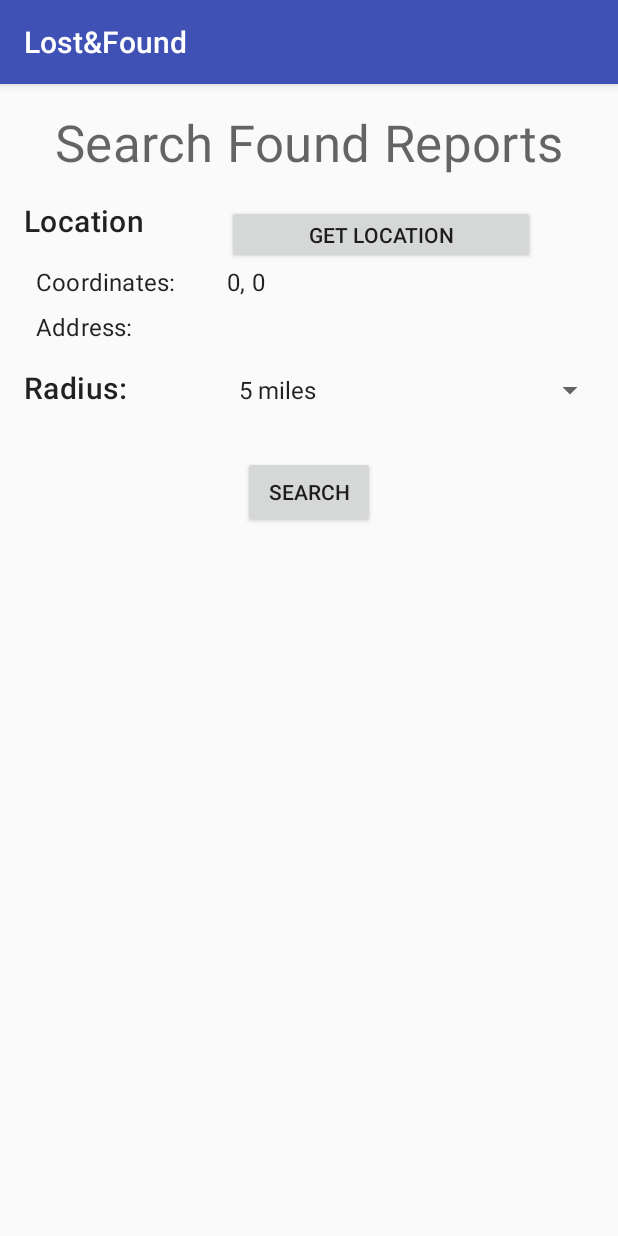
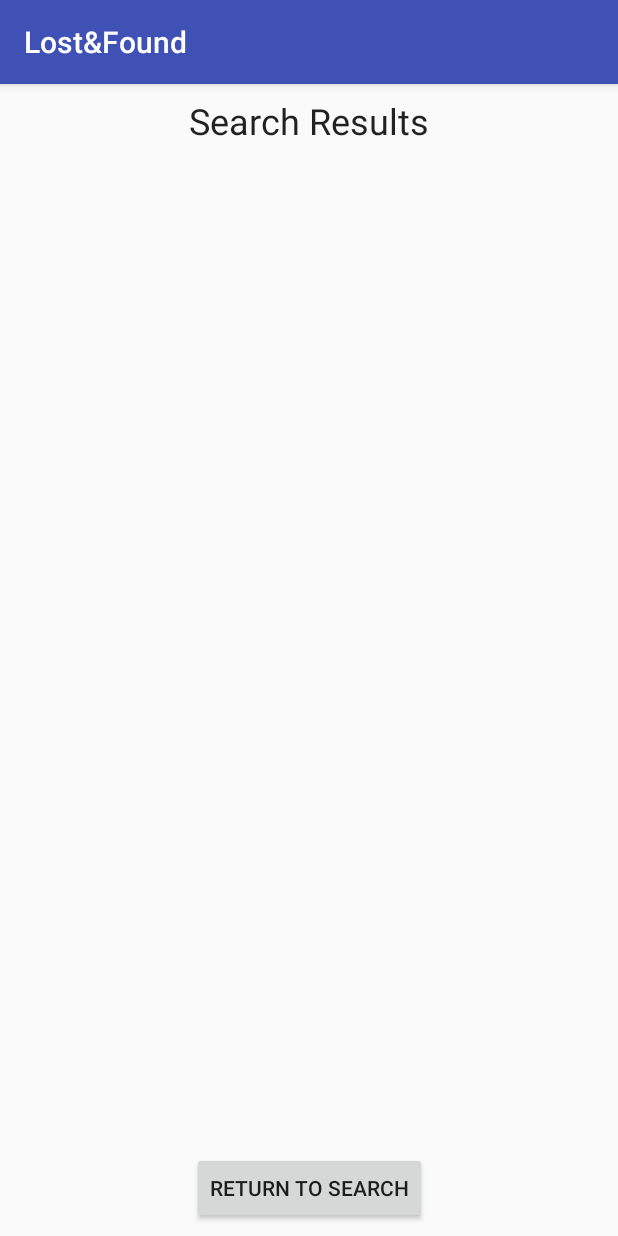
Before and after one commit to thunderd568/Android-App-Lost-and-Found, an Android app: the SearchFoundReportsActivity screen opened directly, with no data from a screen before it, after a tap on "SEARCH", on a phone screen of 412 x 824 dp. Run offline under Robolectric (Android 15) with nearby library versions, the phone set to English and light mode, and no system bars; our stand-ins replace Firebase (no records; nobody signed in at launch, a user with empty details on screens opened directly); 2 other taps on this screen came first.

Commit message:
closer to search functionality

```diff
--- a/LostAndFoundApp/app/src/main/AndroidManifest.xml
+++ b/LostAndFoundApp/app/src/main/AndroidManifest.xml
@@ -48,7 +48,8 @@
             android:theme="@style/AppTheme.NoActionBar" />
         <activity android:name=".MapActivity" />
         <activity android:name=".SearchFoundReportsActivity" />
-        <activity android:name=".ItemDetailPage"></activity>
+        <activity android:name=".ItemDetailPage" />
+        <activity android:name=".SearchResults"></activity>
     </application>
 
 </manifest>
--- a/LostAndFoundApp/app/src/main/java/com/cmsc436/final_project/lostandfoundapp/PostNewFoundReport.java
+++ b/LostAndFoundApp/app/src/main/java/com/cmsc436/final_project/lostandfoundapp/PostNewFoundReport.java
@@ -176,6 +176,8 @@ public class PostNewFoundReport extends AppCompatActivity {
     public void onActivityResult(int requestCode, int resultCode, Intent data) {
         Log.i(TAG, "onActivityResult: Enter");
 
+        if(MAP_ACTIVITY_RESULT_CODE == requestCode && RESULT_OK == requestCode){
+            ItemReport foundReport = new ItemReport();
             curr_Lat = data.getDoubleExtra("curr_lat",0.0);
             curr_Lng = data.getDoubleExtra("curr_lng", 0.0);
             curr_address = data.getStringExtra("curr_address");
@@ -187,9 +189,6 @@ public class PostNewFoundReport extends AppCompatActivity {
                     new DecimalFormat("###.##").format(curr_Lng).toString());
             addressText = findViewById(R.id.searchFoundAddress);
             addressText.setText(curr_address);
-
-        if(MAP_ACTIVITY_RESULT_CODE == requestCode && RESULT_OK == requestCode){
-            ItemReport foundReport = new ItemReport();
         }
 
     }
--- a/LostAndFoundApp/app/src/main/java/com/cmsc436/final_project/lostandfoundapp/PostNewLostReportActivity.java
+++ b/LostAndFoundApp/app/src/main/java/com/cmsc436/final_project/lostandfoundapp/PostNewLostReportActivity.java
@@ -161,7 +161,11 @@ public class PostNewLostReportActivity extends AppCompatActivity {
     @Override
     public void onActivityResult(int requestCode, int resultCode, Intent data) {
         Log.i(TAG, "onActivityResult: Enter");
+//TODO: CHECK REQUEST CODE;
 
+
+        if(MAP_ACTIVITY_RESULT_CODE == requestCode && RESULT_OK == requestCode){
+            ItemReport foundReport = new ItemReport();
             curr_Lat = data.getDoubleExtra("curr_lat",0.0);
             curr_Lng = data.getDoubleExtra("curr_lng", 0.0);
             curr_address = data.getStringExtra("curr_address");
@@ -174,10 +178,6 @@ public class PostNewLostReportActivity extends AppCompatActivity {
             mAddressView = findViewById(R.id.addressInfoText);
             mAddressView.setText(curr_address);
 
-        if(MAP_ACTIVITY_RESULT_CODE == requestCode && RESULT_OK == requestCode){
-            ItemReport foundReport = new ItemReport();
-
-
         }
 
     }
--- a/LostAndFoundApp/app/src/main/java/com/cmsc436/final_project/lostandfoundapp/SearchFoundReportsActivity.java
+++ b/LostAndFoundApp/app/src/main/java/com/cmsc436/final_project/lostandfoundapp/SearchFoundReportsActivity.java
@@ -16,6 +16,7 @@ import com.google.firebase.database.DatabaseReference;
 import com.google.firebase.database.FirebaseDatabase;
 
 import java.text.DecimalFormat;
+import java.util.Date;
 
 public class SearchFoundReportsActivity extends AppCompatActivity {
 
@@ -38,6 +39,11 @@ public class SearchFoundReportsActivity extends AppCompatActivity {
 
     double latMax, latMin, lngMax, lngMin = 0.0;
     double radiusMiles = 0.25;
+
+    boolean earlyBoundSelected = false;
+    Date earlyBound = new Date();
+    boolean lateBoundSelected = false;
+    Date lateBound = new Date();
 
 
     @Override
@@ -113,9 +119,18 @@ public class SearchFoundReportsActivity extends AppCompatActivity {
         mLaunchSearchFoundButton.setOnClickListener(new View.OnClickListener() {
             @Override
             public void onClick(View v) {
+                Intent intent = new Intent(getApplicationContext(), SearchResults.class);
+                intent.putExtra("locationSelected", (locationSelected ? 1 : 0));
+                intent.putExtra("latMax", latMax);
+                intent.putExtra("latMin", latMin);
+                intent.putExtra("lngMax", lngMax);
+                intent.putExtra("lngMin", lngMin);
+                intent.putExtra("earlyBoundSelected", (earlyBoundSelected ? 1 : 0));
+                intent.putExtra("earlyBound", earlyBound);
+                intent.putExtra("lateBoundSelected", (lateBoundSelected ? 1 : 0));
+                intent.putExtra("lateBound", lateBound);
 
-
-
+                startActivity(intent);
             }
         });
 
--- /dev/null
+++ b/LostAndFoundApp/app/src/main/java/com/cmsc436/final_project/lostandfoundapp/SearchResults.java
@@ -0,0 +1,44 @@
+package com.cmsc436.final_project.lostandfoundapp;
+
+import android.content.Intent;
+import android.support.v7.app.AppCompatActivity;
+import android.os.Bundle;
+import android.support.v7.widget.RecyclerView;
+
+import com.google.firebase.auth.FirebaseAuth;
+import com.google.firebase.database.DatabaseReference;
+import com.google.firebase.database.Query;
+
+import java.util.ArrayList;
+
+public class SearchResults extends AppCompatActivity {
+
+    ArrayList<ItemReport> myReports;
+    RecyclerView myReportsRecyclerView;
+    DatabaseReference databaseResultItems;
+    private FirebaseAuth mFirebaseAuth;
+    DatabaseReference databaseUsers;
+    Query myAuthorQuery;
+    Query myReportsQuery;
+
+    boolean locationSelected = false;
+    double curr_Lat = 0.0;
+    double curr_Lng = 0.0;
+
+    double latMax, latMin, lngMax, lngMin = 0.0;
+    double radiusMiles = 0.25;
+
+
+
+    @Override
+    protected void onCreate(Bundle savedInstanceState) {
+        super.onCreate(savedInstanceState);
+        setContentView(R.layout.activity_search_results);
+        Intent intent = getIntent();
+
+
+
+
+
+    }
+}
--- /dev/null
+++ b/LostAndFoundApp/app/src/main/res/layout/activity_search_results.xml
@@ -0,0 +1,48 @@
+<?xml version="1.0" encoding="utf-8"?>
+<android.support.constraint.ConstraintLayout xmlns:android="http://schemas.android.com/apk/res/android"
+    xmlns:app="http://schemas.android.com/apk/res-auto"
+    xmlns:tools="http://schemas.android.com/tools"
+    android:id="@+id/searchResultsLayout"
+    android:layout_width="match_parent"
+    android:layout_height="match_parent">
+
+    <TextView
+        android:id="@+id/textViewTitleSearchResults"
+        android:layout_width="wrap_content"
+        android:layout_height="wrap_content"
+        android:layout_marginLeft="8dp"
+        android:layout_marginRight="8dp"
+        android:layout_marginTop="8dp"
+        android:text="Search Results"
+        android:textAppearance="@style/TextAppearance.AppCompat.Headline"
+        app:layout_constraintLeft_toLeftOf="parent"
+        app:layout_constraintRight_toRightOf="parent"
+        app:layout_constraintTop_toTopOf="parent"
+        tools:text="Search Results" />
+
+    <android.support.v7.widget.RecyclerView
+        android:id="@+id/recyclerViewSearchResults"
+        android:layout_width="0dp"
+        android:layout_height="0dp"
+        android:layout_marginBottom="8dp"
+        android:layout_marginTop="8dp"
+        android:scrollbars="vertical"
+        app:layout_constraintBottom_toTopOf="@+id/buttonReturnToSearch"
+        app:layout_constraintEnd_toEndOf="parent"
+        app:layout_constraintStart_toStartOf="parent"
+        app:layout_constraintTop_toBottomOf="@+id/textViewTitleSearchResults" />
+
+    <Button
+        android:id="@+id/buttonReturnToSearch"
+        android:layout_width="wrap_content"
+        android:layout_height="wrap_content"
+        android:layout_marginBottom="8dp"
+        android:layout_marginEnd="8dp"
+        android:layout_marginStart="8dp"
+        android:text="Return to Search"
+        app:layout_constraintBottom_toBottomOf="parent"
+        app:layout_constraintEnd_toEndOf="parent"
+        app:layout_constraintHorizontal_bias="0.502"
+        app:layout_constraintStart_toStartOf="parent" />
+
+</android.support.constraint.ConstraintLayout>
```
Lines whose indentation alone changed are shown as unchanged.
